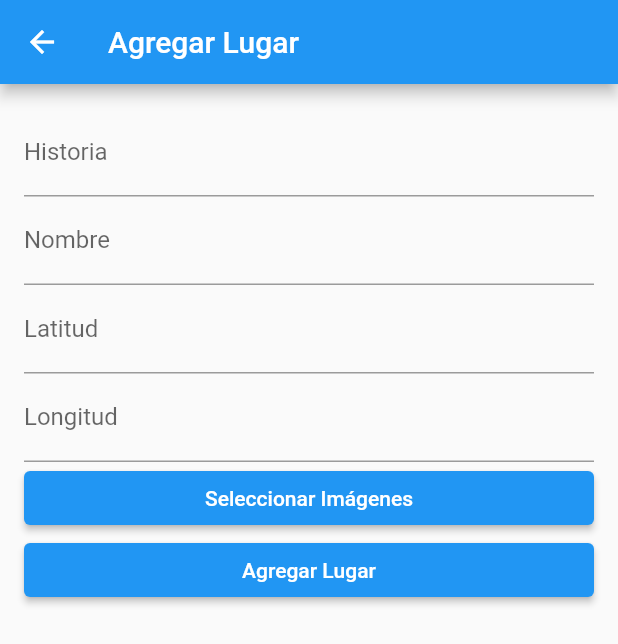
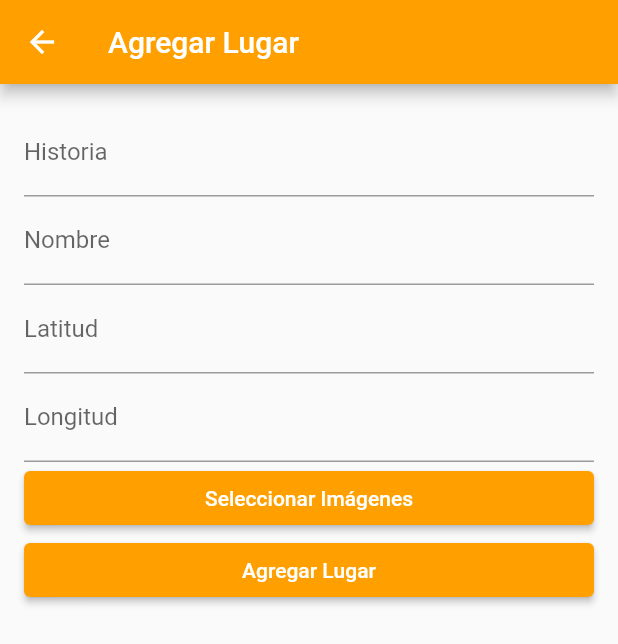
Before and after one commit to christianLizama/proyectoTecnologiasMoviles, a Flutter app: the AgregarLugarScreen screen opened by its route, on a phone screen of 412 x 824 dp. Shown: the top 644 px of the screen. Run offline on Flutter 3.47's test engine with Material 2 defaults, Android fonts, the phone set to English and light mode, and no system bars; our stand-ins replace avatar_glow, carousel_slider, cloud_firestore, firebase_auth, firebase_core, firebase_storage and 6 more; missing offline and left inert: qr_code_scanner; accounts and stored records are empty.

Commit message:
cambio color agregar lugar

```diff
--- a/lib/pages/agregar_lugar.dart
+++ b/lib/pages/agregar_lugar.dart
@@ -71,6 +71,7 @@ class _AgregarLugarScreenState extends State<AgregarLugarScreen> {
     return Scaffold(
       appBar: AppBar(
         title: const Text('Agregar Lugar'),
+        backgroundColor: Colors.amber[700],
       ),
       body: Padding(
         padding: const EdgeInsets.all(16.0),
@@ -129,9 +130,11 @@ class _AgregarLugarScreenState extends State<AgregarLugarScreen> {
                   },
                 ),
                 ElevatedButton(
-                  onPressed: _pickImages,
-                  child: const Text('Seleccionar Imágenes'),
-                ),
+                    onPressed: _pickImages,
+                    style: ElevatedButton.styleFrom(
+                      backgroundColor: Colors.amber[700],
+                    ),
+                    child: const Text('Seleccionar Imágenes')),
                 ElevatedButton(
                   onPressed: () async {
                     if (_formKey.currentState!.validate()) {
@@ -182,6 +185,9 @@ class _AgregarLugarScreenState extends State<AgregarLugarScreen> {
                       }
                     }
                   },
+                  style: ElevatedButton.styleFrom(
+                    backgroundColor: Colors.amber[700],
+                  ),
                   child: const Text('Agregar Lugar'),
                 ),
                 Column(
```
